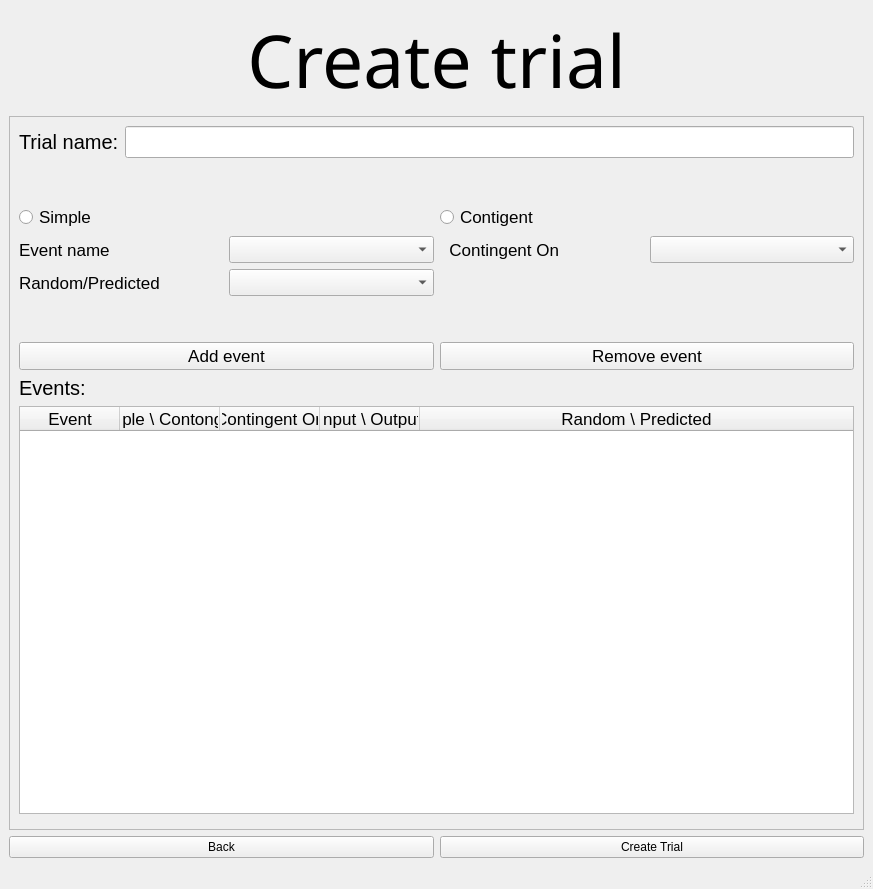
Above: UI/create_trial_type.ui from KehatSudri/Behavior_System2.0 before the change. Below: the same form after it.
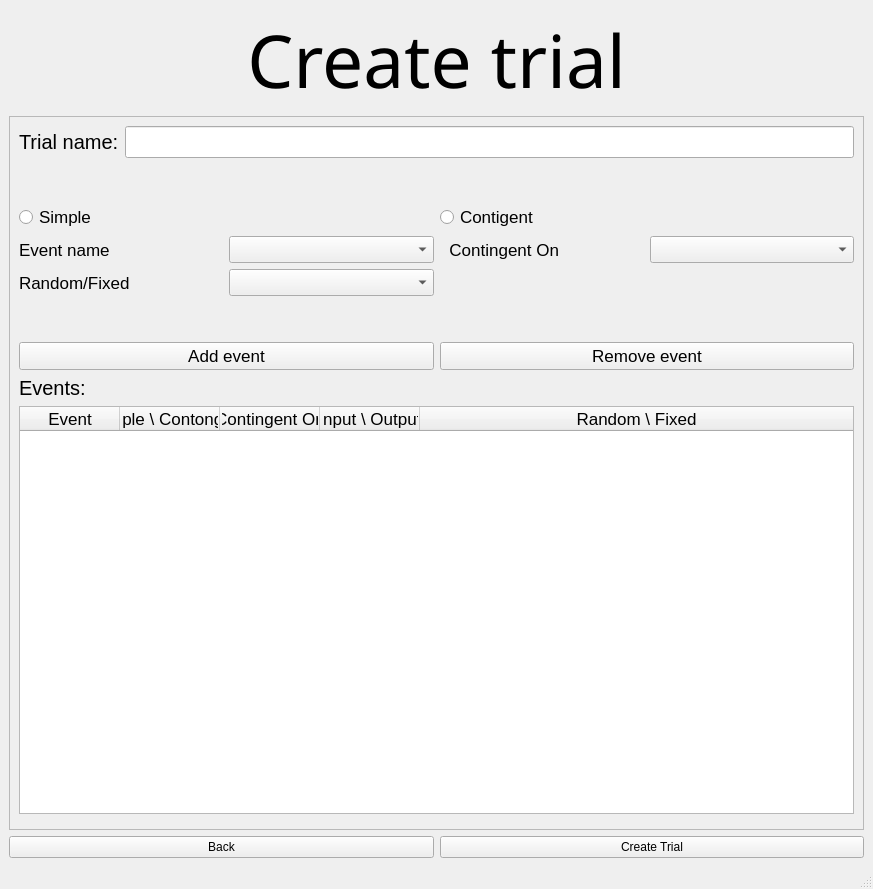
That is the form after the change.

Commit message: fixed instead of predicted

Diff of the .ui file:
```diff
--- a/UI/create_trial_type.ui
+++ b/UI/create_trial_type.ui
@@ -134,8 +134,8 @@
         <rect>
          <x>0</x>
          <y>0</y>
-         <width>853</width>
-         <height>732</height>
+         <width>847</width>
+         <height>710</height>
         </rect>
        </property>
        <layout class="QGridLayout" name="gridLayout">
@@ -312,7 +312,7 @@
                </font>
               </property>
               <property name="text">
-               <string>Random/Predicted         </string>
+               <string>Random/Fixed         </string>
               </property>
              </widget>
             </item>
@@ -511,7 +511,7 @@
             </column>
             <column>
              <property name="text">
-              <string>Random \ Predicted</string>
+              <string>Random \ Fixed</string>
              </property>
              <property name="font">
               <font>
```
The commit also changes 3 other files.
